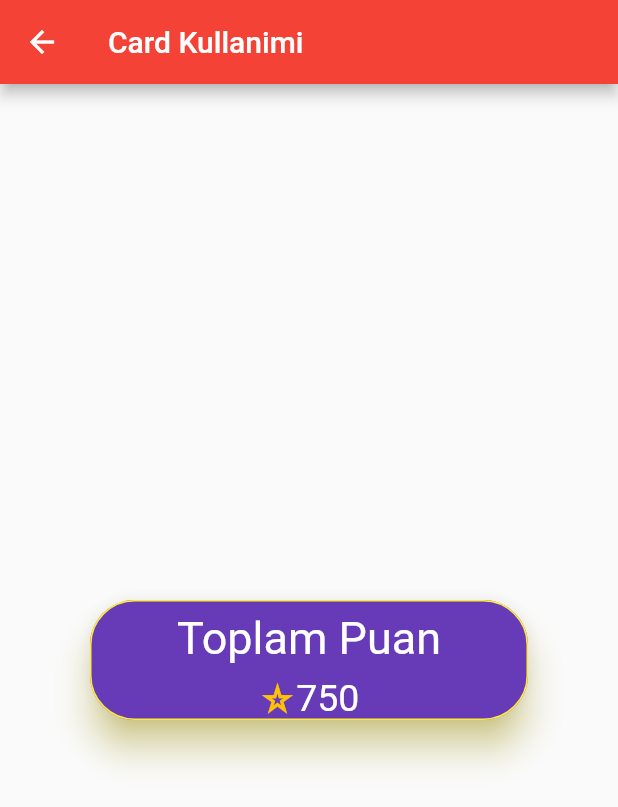
After one commit to tahaturan/flutter_forms, a Flutter app: the CardKullanimi screen opened by its route, on a phone screen of 412 x 824 dp. The commit adds this screen. Shown: the top 807 px of the screen. Run offline on Flutter 3.47's test engine with Material 2 defaults, Android fonts, the phone set to English and light mode, and no system bars.

Commit message:
Card Kullanimi

```diff
--- a/lib/route_generator.dart
+++ b/lib/route_generator.dart
@@ -2,6 +2,7 @@ import 'package:flutter/cupertino.dart';
 import 'package:flutter/foundation.dart';
 import 'package:flutter/material.dart';
 import 'package:flutter_forms/views/appbar_kullanimi.dart';
+import 'package:flutter_forms/views/card_kullanimi.dart';
 import 'package:flutter_forms/views/form_kullanimi.dart';
 import 'package:flutter_forms/views/my_home_page.dart';
 
@@ -14,7 +15,10 @@ class RouteGenerator {
         return sayfaGecis(FormKullanimi());
       case "/appbarKullanimi":
         return sayfaGecis(AppBarKullanimi());
+      case "/cardKullanimi":
+        return sayfaGecis(const CardKullanimi());
     }
+    return null;
   }
 
   static PageRoute<dynamic> sayfaGecis(Widget gidilecekSayfa) {
--- /dev/null
+++ b/lib/views/card_kullanimi.dart
@@ -0,0 +1,68 @@
+import 'package:flutter/material.dart';
+
+class CardKullanimi extends StatelessWidget {
+  const CardKullanimi({Key? key}) : super(key: key);
+
+  @override
+  Widget build(BuildContext context) {
+    return Scaffold(
+      appBar: AppBar(
+        title: const Text('Card Kullanimi'),
+      ),
+      body: Center(
+        child: Column(
+          mainAxisAlignment: MainAxisAlignment.center,
+          children: [
+            SizedBox(
+              width: 300,
+              child: Card(
+                color: Colors.deepPurple,
+                elevation: 10, //*golge derinligi
+                shadowColor: Colors.yellow, //*golge rengi
+                shape: const RoundedRectangleBorder(
+                  borderRadius: BorderRadius.all(Radius.circular(30)),
+                  side: BorderSide(
+                    //*cerceve olustururuz
+                    width: 1,
+                    color: Colors.yellow,
+                  ),
+                ), //*kose kenarlarina ovallik verebiliriz all degilde belli koselere vermek istersek de only i kullabiliriz
+                child: Center(
+                  child: Column(
+                    mainAxisAlignment: MainAxisAlignment.center,
+                    children: [
+                      const Padding(
+                        padding: EdgeInsets.all(8.0),
+                        child: Text(
+                          "Toplam Puan",
+                          style: TextStyle(
+                            fontSize: 30,
+                            color: Colors.white,
+                          ),
+                        ),
+                      ),
+                      Row(
+                        mainAxisAlignment: MainAxisAlignment.center,
+                        children: const [
+                          Icon(
+                            Icons.star_border_purple500,
+                            color: Colors.amber,
+                            size: 25,
+                          ),
+                          Text(
+                            "750",
+                            style: TextStyle(fontSize: 25, color: Colors.white),
+                          ),
+                        ],
+                      )
+                    ],
+                  ),
+                ),
+              ),
+            ),
+          ],
+        ),
+      ),
+    );
+  }
+}
--- a/lib/views/my_home_page.dart
+++ b/lib/views/my_home_page.dart
@@ -48,6 +48,8 @@ class _MyHomePageState extends State<MyHomePage> {
             SayfaGecisButton(
                 butonAdi: "AppBar Kullanimi",
                 gidilecekSayfaAdi: "appbarKullanimi"),
+            SayfaGecisButton(
+                butonAdi: "Card Kullanimi", gidilecekSayfaAdi: "cardKullanimi"),
           ],
         ),
       ),
```
Also changed, not shown: images/cardKullanimi.gif (added), 1 other file.
